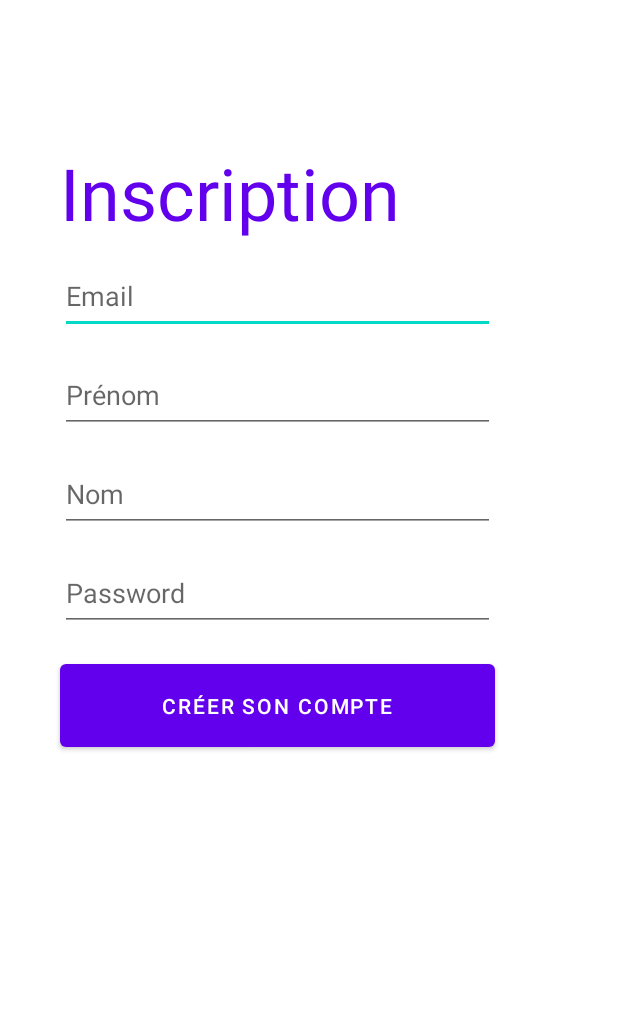
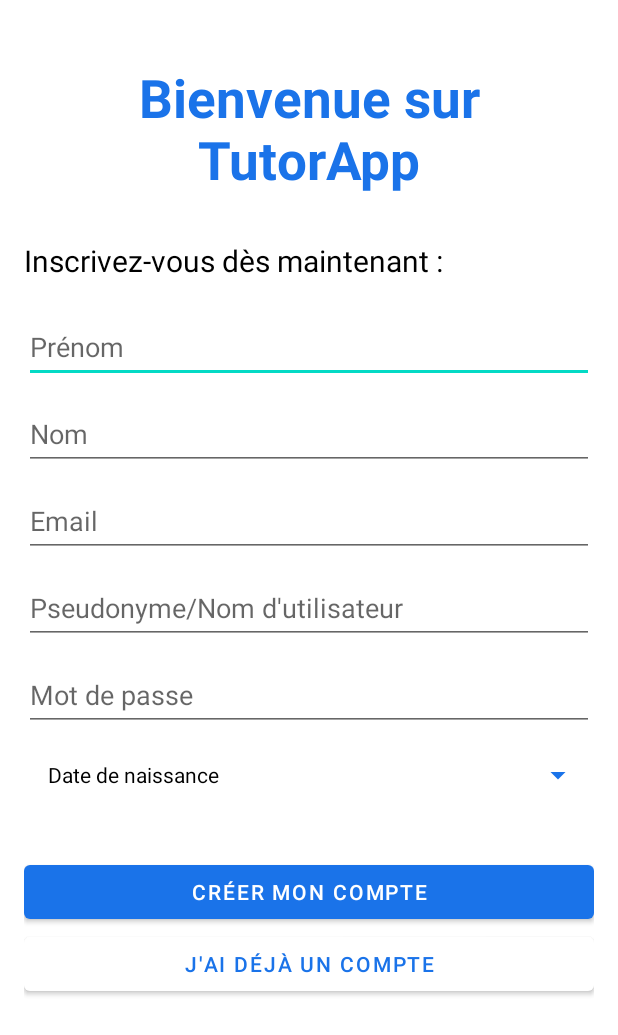
Before and after one commit to toma-demagn/Incoming, an Android app: the layout activity_sign_up.xml on its own in the app's theme, with its tools: preview values and no code run, on a phone screen of 412 x 824 dp. Shown: the top 1035 px of the screen. Run offline under Robolectric (Android 15) with nearby library versions, the phone set to English and light mode, and no system bars.

Commit message:
SignUp and Login layout adjustments

```diff
--- a/app/src/main/res/layout/activity_sign_up.xml
+++ b/app/src/main/res/layout/activity_sign_up.xml
@@ -5,98 +5,140 @@
     android:id="@+id/signUpLayout"
     android:layout_width="match_parent"
     android:layout_height="match_parent"
-    tools:context=".SignUp">
-
-
-    <EditText
-        android:id="@+id/signUpEmail"
-        android:layout_width="290dp"
-        android:layout_height="50dp"
-        android:layout_marginStart="40dp"
-        android:layout_marginTop="12dp"
-        android:layout_marginEnd="81dp"
-        android:ems="10"
-        android:hint="@string/prompt_email"
-        android:inputType="textEmailAddress"
-        android:minHeight="48dp"
-        app:layout_constraintEnd_toEndOf="parent"
-        app:layout_constraintHorizontal_bias="0.33"
-        app:layout_constraintStart_toStartOf="parent"
-        app:layout_constraintTop_toBottomOf="@+id/signUpTitle" />
+    android:paddingLeft="@dimen/activity_horizontal_margin"
+    android:paddingTop="@dimen/activity_vertical_margin"
+    android:paddingRight="@dimen/activity_horizontal_margin"
+    android:paddingBottom="@dimen/activity_vertical_margin"
+    tools:context=".SignUpActivity">
 
     <TextView
-        android:id="@+id/signUpTitle"
-        android:layout_width="wrap_content"
+        android:id="@+id/signUp_welcomeTextView"
+        android:layout_width="0dp"
         android:layout_height="wrap_content"
-        android:layout_marginStart="40dp"
-        android:layout_marginTop="96dp"
-        android:layout_marginEnd="145dp"
-        android:text="@string/signUpTitle"
-        android:textColor="@color/purple_500"
-        android:textSize="48sp"
+        android:layout_marginTop="25dp"
+        android:text="@string/welcomeOnTutorApp"
+        android:textAlignment="center"
+        android:textColor="@color/main_blue"
+        android:textSize="35sp"
+        android:textStyle="bold"
         app:layout_constraintEnd_toEndOf="parent"
         app:layout_constraintStart_toStartOf="parent"
         app:layout_constraintTop_toTopOf="parent" />
 
+    <TextView
+        android:id="@+id/signUp_titleTextView"
+        android:layout_width="0dp"
+        android:layout_height="wrap_content"
+        android:layout_marginTop="30dp"
+        android:text="@string/signUpTitle"
+        android:textColor="@color/black"
+        android:textSize="20sp"
+        app:layout_constraintEnd_toEndOf="parent"
+        app:layout_constraintStart_toStartOf="parent"
+        app:layout_constraintTop_toBottomOf="@id/signUp_welcomeTextView" />
+
     <EditText
-        android:id="@+id/signUpFirstName"
-        android:layout_width="290dp"
-        android:layout_height="50dp"
-        android:layout_marginStart="40dp"
-        android:layout_marginTop="16dp"
-        android:layout_marginEnd="81dp"
-        android:ems="10"
+        android:id="@+id/signUp_firstNameEditText"
+        android:layout_width="0dp"
+        android:layout_height="@dimen/min_clickable_height"
+        android:layout_marginTop="20dp"
+        android:autofillHints="first-name,given-name,display-name"
         android:hint="@string/firstName"
         android:inputType="textPersonName"
+        android:minHeight="48dp"
         app:layout_constraintEnd_toEndOf="parent"
-        app:layout_constraintHorizontal_bias="0.33"
         app:layout_constraintStart_toStartOf="parent"
-        app:layout_constraintTop_toBottomOf="@+id/signUpEmail" />
+        app:layout_constraintTop_toBottomOf="@id/signUp_titleTextView" />
 
     <EditText
-        android:id="@+id/signUpLastName"
-        android:layout_width="290dp"
-        android:layout_height="50dp"
-        android:layout_marginStart="40dp"
-        android:layout_marginTop="16dp"
-        android:layout_marginEnd="81dp"
-        android:ems="10"
+        android:id="@+id/signUp_lastNameEditText"
+        android:layout_width="0dp"
+        android:layout_height="wrap_content"
+        android:layout_marginTop="10dp"
+        android:autofillHints="last-name,family-name"
         android:hint="@string/lastName"
         android:inputType="textPersonName"
+        android:minHeight="@dimen/min_clickable_height"
         app:layout_constraintEnd_toEndOf="parent"
-        app:layout_constraintHorizontal_bias="0.33"
         app:layout_constraintStart_toStartOf="parent"
-        app:layout_constraintTop_toBottomOf="@+id/signUpFirstName" />
+        app:layout_constraintTop_toBottomOf="@id/signUp_firstNameEditText" />
 
     <EditText
-        android:id="@+id/signUpPassword"
-        android:layout_width="290dp"
-        android:layout_height="50dp"
-        android:layout_marginStart="40dp"
-        android:layout_marginTop="16dp"
-        android:layout_marginEnd="81dp"
-        android:ems="10"
+        android:id="@+id/signUp_emailEditText"
+        android:layout_width="0dp"
+        android:layout_height="wrap_content"
+        android:layout_marginTop="10dp"
+        android:autofillHints="emailAddress,email,email-address"
+        android:hint="@string/prompt_email"
+        android:inputType="textEmailAddress"
+        android:minHeight="@dimen/min_clickable_height"
+        app:layout_constraintEnd_toEndOf="parent"
+        app:layout_constraintStart_toStartOf="parent"
+        app:layout_constraintTop_toBottomOf="@id/signUp_lastNameEditText" />
+
+    <EditText
+        android:id="@+id/signUp_usernameEditText"
+        android:layout_width="0dp"
+        android:layout_height="wrap_content"
+        android:layout_marginTop="10dp"
+        android:autofillHints="username"
+        android:hint="@string/username"
+        android:inputType="text"
+        android:minHeight="@dimen/min_clickable_height"
+        app:layout_constraintEnd_toEndOf="parent"
+        app:layout_constraintStart_toStartOf="parent"
+        app:layout_constraintTop_toBottomOf="@id/signUp_emailEditText" />
+
+    <EditText
+        android:id="@+id/signUp_passwordEditText"
+        android:layout_width="0dp"
+        android:layout_height="wrap_content"
+        android:layout_marginTop="10dp"
         android:hint="@string/prompt_password"
+        android:importantForAutofill="no"
         android:inputType="textPassword"
+        android:minHeight="@dimen/min_clickable_height"
         app:layout_constraintEnd_toEndOf="parent"
-        app:layout_constraintHorizontal_bias="0.33"
         app:layout_constraintStart_toStartOf="parent"
-        app:layout_constraintTop_toBottomOf="@+id/signUpLastName" />
+        app:layout_constraintTop_toBottomOf="@id/signUp_usernameEditText"
+        tools:ignore="TextContrastCheck" />
 
     <Button
-        android:id="@+id/signUpButton"
-        android:layout_width="290dp"
-        android:layout_height="67dp"
-        android:layout_marginStart="40dp"
-        android:layout_marginTop="16dp"
-        android:layout_marginEnd="81dp"
-        android:layout_marginBottom="112dp"
+        android:id="@+id/signUp_datePickerButton"
+        style="?android:spinnerStyle"
+        android:layout_width="0dp"
+        android:layout_height="wrap_content"
+        android:layout_marginTop="5dp"
+        android:minHeight="@dimen/min_clickable_height"
+        android:onClick="editDateOfBirth"
+        android:text="@string/birthday"
+        android:textColor="@color/black"
+        app:layout_constraintEnd_toEndOf="parent"
+        app:layout_constraintStart_toStartOf="parent"
+        app:layout_constraintTop_toBottomOf="@id/signUp_passwordEditText" />
+
+    <Button
+        android:id="@+id/signUp_registerButton"
+        android:layout_width="0dp"
+        android:layout_height="wrap_content"
+        android:layout_marginTop="30dp"
+        android:minHeight="@dimen/min_clickable_height"
+        android:onClick="createAccount"
         android:text="@string/createAccount"
-        app:layout_constraintBottom_toBottomOf="parent"
         app:layout_constraintEnd_toEndOf="parent"
-        app:layout_constraintHorizontal_bias="0.0"
         app:layout_constraintStart_toStartOf="parent"
-        app:layout_constraintTop_toBottomOf="@+id/signUpPassword"
-        app:layout_constraintVertical_bias="0.0" />
+        app:layout_constraintTop_toBottomOf="@id/signUp_datePickerButton" />
+
+    <Button
+        android:id="@+id/signUp_signInButton"
+        android:layout_width="0dp"
+        android:layout_height="wrap_content"
+        android:minHeight="@dimen/min_clickable_height"
+        android:onClick="goToLoginActivity"
+        android:text="@string/alreadyHaveAnAccount"
+        android:theme="@style/Button.Outline"
+        app:layout_constraintEnd_toEndOf="parent"
+        app:layout_constraintStart_toStartOf="parent"
+        app:layout_constraintTop_toBottomOf="@id/signUp_registerButton" />
 
 </androidx.constraintlayout.widget.ConstraintLayout>
--- a/app/src/main/res/values/colors.xml
+++ b/app/src/main/res/values/colors.xml
@@ -7,4 +7,6 @@
     <color name="teal_700">#FF018786</color>
     <color name="black">#FF000000</color>
     <color name="white">#FFFFFFFF</color>
+    <color name="main_blue">#1A73E9</color>
+    <color name="secondary_blue">#6C92F4</color>
 </resources>
--- a/app/src/main/res/values/dimens.xml
+++ b/app/src/main/res/values/dimens.xml
@@ -2,4 +2,5 @@
     <!-- Default screen margins, per the Android Design guidelines. -->
     <dimen name="activity_horizontal_margin">16dp</dimen>
     <dimen name="activity_vertical_margin">16dp</dimen>
+    <dimen name="min_clickable_height">48dp</dimen>
 </resources>
--- a/app/src/main/res/values/strings.xml
+++ b/app/src/main/res/values/strings.xml
@@ -1,14 +1,15 @@
 <resources>
     <string name="app_name">TutorApp</string>
     <string name="title_activity_login">LoginActivity</string>
+    <string name="welcomeOnTutorApp">Bienvenue sur TutorApp</string>
     <string name="prompt_email">Email</string>
-    <string name="prompt_password">Password</string>
-    <string name="action_sign_in">Sign in or register</string>
-    <string name="action_sign_in_short">Sign in</string>
-    <string name="welcome">"Welcome !"</string>
-    <string name="invalid_username">Not a valid username</string>
-    <string name="invalid_password">Password must be >5 characters</string>
-    <string name="login_failed">"Login failed"</string>
+    <string name="prompt_password">Mot de passe</string>
+    <string name="action_sign_in">Se connecter</string>
+    <string name="action_sign_in_short">Connexion</string>
+    <string name="welcome">"Bienvenue !"</string>
+    <string name="invalid_username">Nom d\'utilisateur invalide</string>
+    <string name="invalid_password">Le mot de passe doit contenir au moins 5 caractères</string>
+    <string name="login_failed">"Connexion échouée"</string>
     <string name="home">Accueil</string>
     <string name="lastName">Nom</string>
     <string name="firstName">Prénom</string>
@@ -31,12 +32,15 @@
     <string name="lookingForTutoring">Recherche de tutorat</string>
     <string name="lookingToTutor">Proposition de tutorat</string>
     <string name="saveChanges">Sauvegarder</string>
-    <string name="signUpTitle">Inscription</string>
-    <string name="createAccount">Créer son compte</string>
+    <string name="signUpTitle">Inscrivez-vous dès maintenant :</string>
+    <string name="createAccount">Créer mon compte</string>
     <string name="description">Description</string>
     <string name="presentation">Presentation</string>
     <string name="availableHours">Disponibilités</string>
     <string name="localisation">Localisation</string>
     <string name="autor">Auteur de l\'annonce</string>
     <string name="contact">Contacter</string>
+    <string name="birthday">Date de naissance</string>
+    <string name="alreadyHaveAnAccount">J\'ai déjà un compte</string>
+    <string name="username">Pseudonyme/Nom d\'utilisateur</string>
 </resources>
--- a/app/src/main/res/values/themes.xml
+++ b/app/src/main/res/values/themes.xml
@@ -2,15 +2,19 @@
     <!-- Base application theme. -->
     <style name="Theme.TutorApp" parent="Theme.MaterialComponents.DayNight.DarkActionBar">
         <!-- Primary brand color. -->
-        <item name="colorPrimary">@color/purple_500</item>
-        <item name="colorPrimaryVariant">@color/purple_700</item>
+        <item name="colorPrimary">@color/main_blue</item>
+        <item name="colorPrimaryVariant">@color/secondary_blue</item>
         <item name="colorOnPrimary">@color/white</item>
         <!-- Secondary brand color. -->
         <item name="colorSecondary">@color/teal_200</item>
         <item name="colorSecondaryVariant">@color/teal_700</item>
         <item name="colorOnSecondary">@color/black</item>
         <!-- Status bar color. -->
-        <item name="android:statusBarColor" tools:targetApi="l">?attr/colorPrimaryVariant</item>
+        <item name="android:statusBarColor" tools:targetApi="l">?attr/colorPrimary</item>
         <!-- Customize your theme here. -->
     </style>
+    <style name="Button.Outline" parent="Theme.AppCompat">
+        <item name="colorPrimary">@color/white</item>
+        <item name="colorOnPrimary">@color/main_blue</item>
+    </style>
 </resources>
```
Also changed, not shown: app/src/main/AndroidManifest.xml (+7 -7 lines), app/src/main/java/com/example/tutorapp/SignUp.kt (deleted, +0 -11 lines), app/src/main/java/com/example/tutorapp/SignUpActivity.kt (added, +65 -0 lines), app/src/main/java/com/example/tutorapp/ui/login/LoginActivity.kt (+21 -16 lines), app/src/main/res/layout/activity_login.xml (+43 -19 lines).
